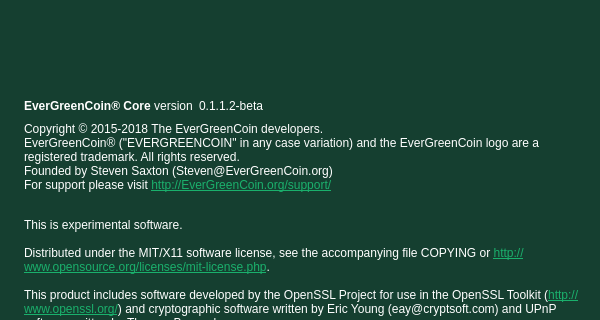
EverGreenCoinDev/EverGreenCoin, file src/qt/forms/aboutdialog.ui: the form before one commit; both pictures show x 0 to 600 and y 0 to 320 of the 600 by 470 pixel window.
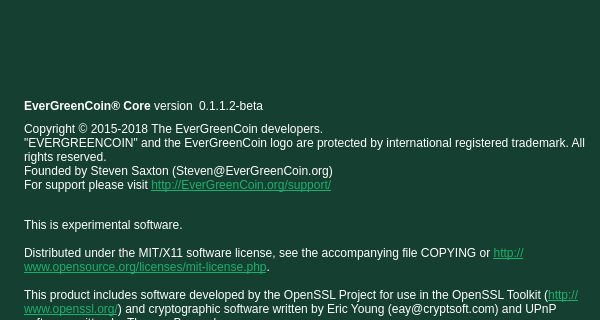
The form after the commit. Icons and pictures are not drawn.

Patch:
```diff
--- a/src/qt/forms/aboutdialog.ui
+++ b/src/qt/forms/aboutdialog.ui
@@ -109,7 +109,7 @@
         <string notr="true">color: white;</string>
        </property>
        <property name="text">
-        <string>&lt;html&gt;&lt;head/&gt;&lt;body&gt;&lt;p&gt;Copyright © 2015-2018 The EverGreenCoin developers.&lt;br/&gt;EverGreenCoin® (&amp;quot;EVERGREENCOIN&amp;quot; in any case variation) and the EverGreenCoin logo are a registered trademark. All rights reserved.&lt;br/&gt;Founded by Steven Saxton (Steven@EverGreenCoin.org)&lt;br/&gt;For support please visit &lt;a href=&quot;http://EverGreenCoin.org/support/&quot;&gt;&lt;span style=&quot; text-decoration: underline; color:#1ab06c;&quot;&gt;http://EverGreenCoin.org/support/&lt;/span&gt;&lt;/a&gt;&lt;/p&gt;&lt;p&gt;&lt;br/&gt;This is experimental software.&lt;br/&gt;&lt;br/&gt;Distributed under the MIT/X11 software license, see the accompanying file COPYING or &lt;a href=&quot;http://www.opensource.org/licenses/mit-license.php&quot;&gt;&lt;span style=&quot; text-decoration: underline; color:#1ab06c;&quot;&gt;http://www.opensource.org/licenses/mit-license.php&lt;/span&gt;&lt;/a&gt;.&lt;br/&gt;&lt;br/&gt;This product includes software developed by the OpenSSL Project for use in the OpenSSL Toolkit (&lt;a href=&quot;http://www.openssl.org/&quot;&gt;&lt;span style=&quot; text-decoration: underline; color:#1ab06c;&quot;&gt;http://www.openssl.org/&lt;/span&gt;&lt;/a&gt;) and cryptographic software written by Eric Young (eay@cryptsoft.com) and UPnP software written by Thomas Bernard.&lt;/p&gt;&lt;/body&gt;&lt;/html&gt;</string>
+        <string>&lt;html&gt;&lt;head/&gt;&lt;body&gt;&lt;p&gt;Copyright © 2015-2018 The EverGreenCoin developers.&lt;br/&gt;&amp;quot;EVERGREENCOIN&amp;quot; and the EverGreenCoin logo are protected by international registered trademark. All rights reserved.&lt;br/&gt;Founded by Steven Saxton (Steven@EverGreenCoin.org)&lt;br/&gt;For support please visit &lt;a href=&quot;http://EverGreenCoin.org/support/&quot;&gt;&lt;span style=&quot; text-decoration: underline; color:#1ab06c;&quot;&gt;http://EverGreenCoin.org/support/&lt;/span&gt;&lt;/a&gt;&lt;/p&gt;&lt;p&gt;&lt;br/&gt;This is experimental software.&lt;br/&gt;&lt;br/&gt;Distributed under the MIT/X11 software license, see the accompanying file COPYING or &lt;a href=&quot;http://www.opensource.org/licenses/mit-license.php&quot;&gt;&lt;span style=&quot; text-decoration: underline; color:#1ab06c;&quot;&gt;http://www.opensource.org/licenses/mit-license.php&lt;/span&gt;&lt;/a&gt;.&lt;br/&gt;&lt;br/&gt;This product includes software developed by the OpenSSL Project for use in the OpenSSL Toolkit (&lt;a href=&quot;http://www.openssl.org/&quot;&gt;&lt;span style=&quot; text-decoration: underline; color:#1ab06c;&quot;&gt;http://www.openssl.org/&lt;/span&gt;&lt;/a&gt;) and cryptographic software written by Eric Young (eay@cryptsoft.com) and UPnP software written by Thomas Bernard.&lt;/p&gt;&lt;/body&gt;&lt;/html&gt;</string>
        </property>
        <property name="textFormat">
         <enum>Qt::RichText</enum>
```
